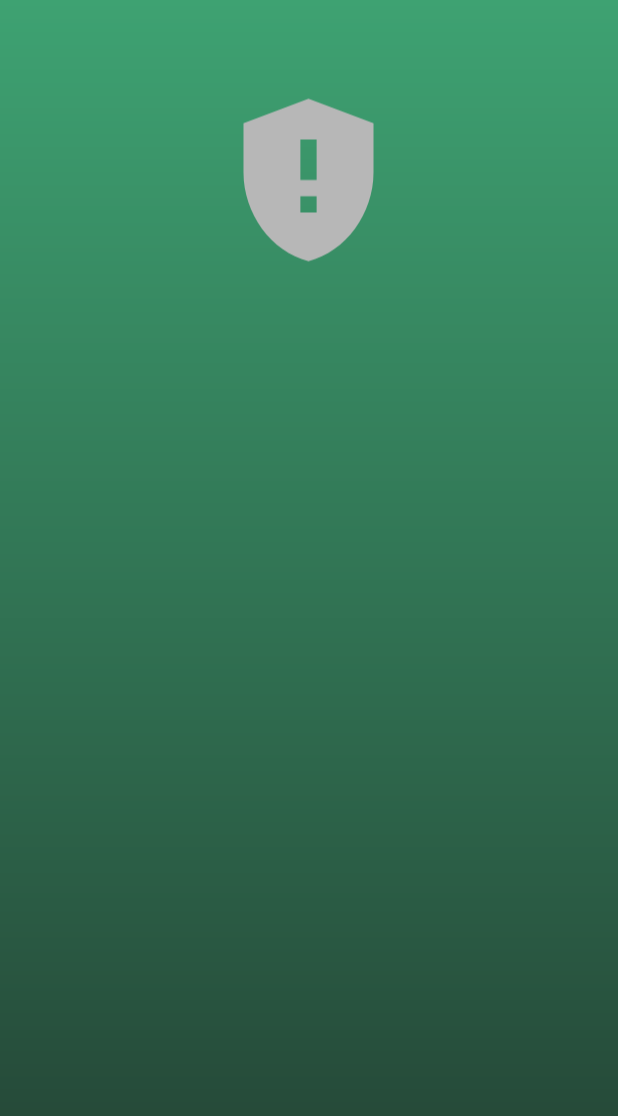
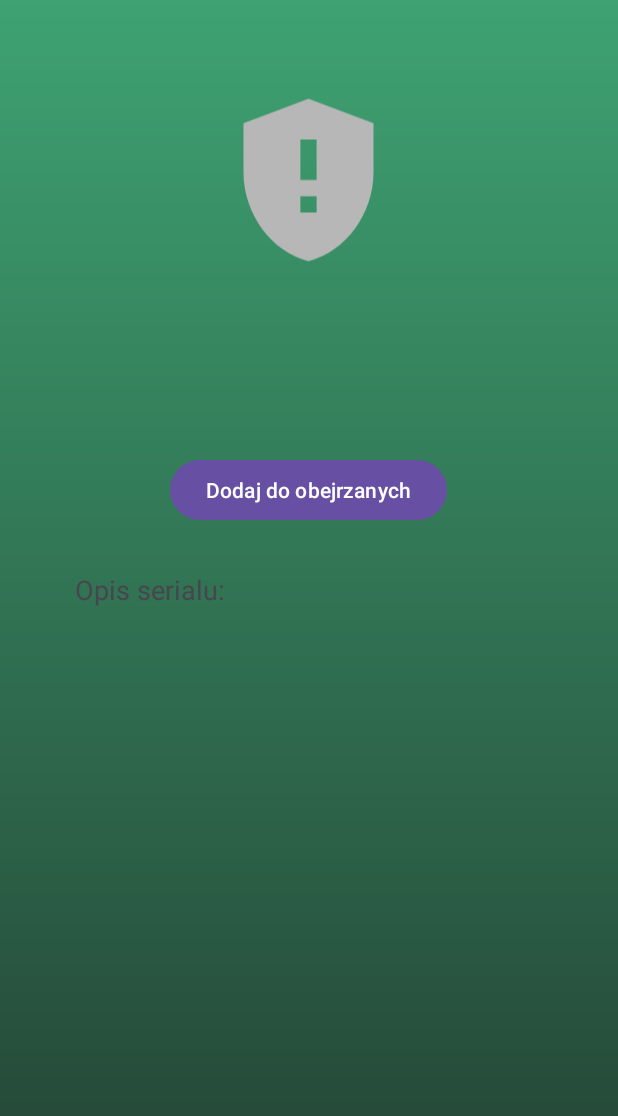
Before and after one commit to CinekTV/mobilne-projekt, an Android app: the AnimeDetails screen opened directly, with no data from a screen before it, on a phone screen of 412 x 824 dp. Shown: the top 1116 px of the screen. Run offline under Robolectric (Android 15) with nearby library versions, the phone set to English and light mode, and no system bars; pictures from the network do not load.

Commit message:
Poprawiono wygląd , oraz rozbudowano sekcję details

```diff
--- a/app/src/main/AndroidManifest.xml
+++ b/app/src/main/AndroidManifest.xml
@@ -38,6 +38,7 @@
             android:parentActivityName=".MainActivity"/>
         <activity
             android:name=".MainActivity"
+            android:windowSoftInputMode="adjustPan"
             android:exported="true"
             android:screenOrientation="portrait">
             <intent-filter>
--- a/app/src/main/res/layout/anime_details.xml
+++ b/app/src/main/res/layout/anime_details.xml
@@ -33,22 +33,43 @@
                 android:layout_height="wrap_content"
                 android:layout_centerHorizontal="true"
                 android:layout_marginTop="20dp"
-                android:layout_marginBottom="10dp"
+                android:paddingBottom="10dp"
+                android:paddingLeft="30dp"
+                android:paddingRight="30dp"
                 android:textSize="24sp" />
+            <Button
+                android:id="@+id/addToWatched"
+                android:layout_width="wrap_content"
+                android:layout_height="wrap_content"
+                android:layout_below="@id/TitleOfAnime"
+                android:layout_centerHorizontal="true"
+                android:text="Dodaj do obejrzanych"
+                android:layout_marginTop="20dp"/>
+            <TextView
+                android:id="@+id/opisTitle"
+                android:layout_width="wrap_content"
+                android:layout_height="wrap_content"
+                android:layout_below="@id/addToWatched"
+                android:layout_centerHorizontal="false"
+                android:textSize="18sp"
+                android:paddingLeft="50dp"
+                android:paddingTop="30dp"
+                android:text="Opis serialu:" />
             <ScrollView
                 android:layout_width="match_parent"
                 android:layout_height="match_parent"
                 android:paddingLeft="30dp"
                 android:paddingRight="30dp"
-                android:layout_marginTop="60dp">
+                android:layout_marginTop="200dp">
+
                 <TextView
                     android:id="@+id/DetailsOfAnime"
                     android:layout_width="wrap_content"
                     android:layout_height="wrap_content"
-                    android:layout_below="@id/TitleOfAnime"
+                    android:layout_below="@id/opisTitle"
                     android:layout_centerHorizontal="true"
                     android:textSize="16sp"
-                    android:paddingTop="30dp"
+                    android:paddingTop="0dp"
                     android:paddingBottom="30dp"/>
             </ScrollView>
         </RelativeLayout>
```
Also changed, not shown: app/src/main/res/layout/activity_main.xml (+28 -27 lines), app/src/main/res/layout/item_anime.xml (+25 -8 lines).
